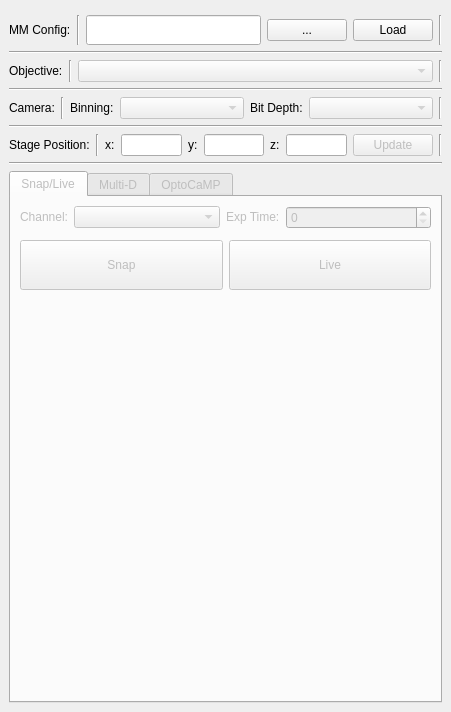
First picture: the form in micromanager_gui/micromanager_gui_test.ui, repository pymmcore-plus/napari-micromanager, before the edit.
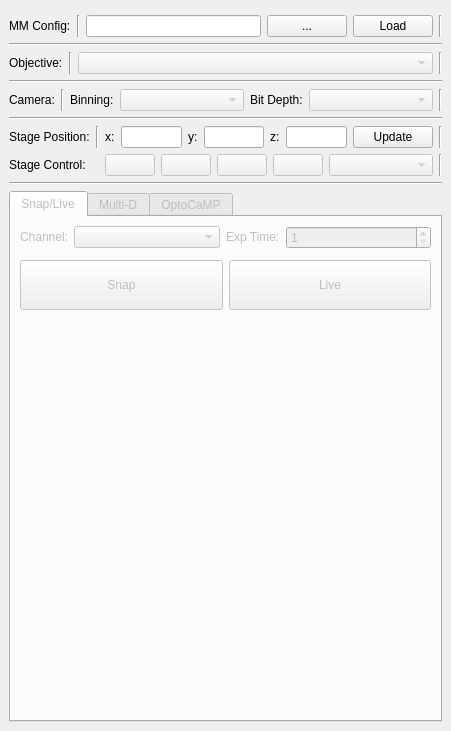
Second picture: the form after the edit.

What changed in the file:
```diff
--- a/micromanager_gui/micromanager_gui_test.ui
+++ b/micromanager_gui/micromanager_gui_test.ui
@@ -7,7 +7,7 @@
     <x>0</x>
     <y>0</y>
     <width>451</width>
-    <height>712</height>
+    <height>731</height>
    </rect>
   </property>
   <property name="sizePolicy">
@@ -26,8 +26,8 @@
      <verstretch>0</verstretch>
     </sizepolicy>
    </property>
-   <layout class="QVBoxLayout" name="verticalLayout">
-    <item>
+   <layout class="QGridLayout" name="gridLayout_10">
+    <item row="0" column="0">
      <layout class="QGridLayout" name="gridLayout">
       <item row="1" column="2">
        <widget class="Line" name="line_12">
@@ -104,14 +104,14 @@
       </item>
      </layout>
     </item>
-    <item>
+    <item row="1" column="0">
      <widget class="Line" name="line">
       <property name="orientation">
        <enum>Qt::Horizontal</enum>
       </property>
      </widget>
     </item>
-    <item>
+    <item row="2" column="0">
      <layout class="QGridLayout" name="gridLayout_3">
       <item row="0" column="3">
        <widget class="Line" name="line_9">
@@ -167,14 +167,14 @@
       </item>
      </layout>
     </item>
-    <item>
+    <item row="3" column="0">
      <widget class="Line" name="line_5">
       <property name="orientation">
        <enum>Qt::Horizontal</enum>
       </property>
      </widget>
     </item>
-    <item>
+    <item row="4" column="0">
      <layout class="QGridLayout" name="gridLayout_4">
       <item row="0" column="6">
        <widget class="Line" name="line_10">
@@ -257,14 +257,14 @@
       </item>
      </layout>
     </item>
-    <item>
+    <item row="5" column="0">
      <widget class="Line" name="line_4">
       <property name="orientation">
        <enum>Qt::Horizontal</enum>
       </property>
      </widget>
     </item>
-    <item>
+    <item row="6" column="0">
      <layout class="QGridLayout" name="gridLayout_6">
       <item row="0" column="9">
        <widget class="Line" name="line_11">
@@ -355,9 +355,6 @@
       </item>
       <item row="0" column="8">
        <widget class="QPushButton" name="pos_update_Button">
-        <property name="enabled">
-         <bool>false</bool>
-        </property>
         <property name="sizePolicy">
          <sizepolicy hsizetype="Fixed" vsizetype="Fixed">
           <horstretch>0</horstretch>
@@ -371,14 +368,109 @@
       </item>
      </layout>
     </item>
-    <item>
+    <item row="7" column="0">
+     <layout class="QGridLayout" name="gridLayout_9">
+      <item row="0" column="2">
+       <widget class="QPushButton" name="right_Button">
+        <property name="enabled">
+         <bool>false</bool>
+        </property>
+        <property name="maximumSize">
+         <size>
+          <width>50</width>
+          <height>30</height>
+         </size>
+        </property>
+        <property name="text">
+         <string/>
+        </property>
+       </widget>
+      </item>
+      <item row="0" column="1">
+       <widget class="QPushButton" name="left_Button">
+        <property name="enabled">
+         <bool>false</bool>
+        </property>
+        <property name="maximumSize">
+         <size>
+          <width>50</width>
+          <height>30</height>
+         </size>
+        </property>
+        <property name="text">
+         <string/>
+        </property>
+       </widget>
+      </item>
+      <item row="0" column="4">
+       <widget class="QPushButton" name="down_Button">
+        <property name="enabled">
+         <bool>false</bool>
+        </property>
+        <property name="maximumSize">
+         <size>
+          <width>50</width>
+          <height>30</height>
+         </size>
+        </property>
+        <property name="text">
+         <string/>
+        </property>
+       </widget>
+      </item>
+      <item row="0" column="5">
+       <widget class="QComboBox" name="course_fine_comboBox">
+        <property name="enabled">
+         <bool>false</bool>
+        </property>
+       </widget>
+      </item>
+      <item row="0" column="3">
+       <widget class="QPushButton" name="up_Button">
+        <property name="enabled">
+         <bool>false</bool>
+        </property>
+        <property name="maximumSize">
+         <size>
+          <width>50</width>
+          <height>30</height>
+         </size>
+        </property>
+        <property name="text">
+         <string/>
+        </property>
+       </widget>
+      </item>
+      <item row="0" column="0">
+       <widget class="QLabel" name="label_12">
+        <property name="maximumSize">
+         <size>
+          <width>90</width>
+          <height>16777215</height>
+         </size>
+        </property>
+        <property name="text">
+         <string>Stage Control:</string>
+        </property>
+       </widget>
+      </item>
+      <item row="0" column="6">
+       <widget class="Line" name="line_14">
+        <property name="orientation">
+         <enum>Qt::Vertical</enum>
+        </property>
+       </widget>
+      </item>
+     </layout>
+    </item>
+    <item row="8" column="0">
      <widget class="Line" name="line_6">
       <property name="orientation">
        <enum>Qt::Horizontal</enum>
       </property>
      </widget>
     </item>
-    <item>
+    <item row="9" column="0">
      <widget class="QTabWidget" name="tabWidget">
       <property name="enabled">
        <bool>false</bool>
@@ -454,6 +546,9 @@
           </item>
           <item row="0" column="3">
            <widget class="QSpinBox" name="exp_spinBox">
+            <property name="minimum">
+             <number>1</number>
+            </property>
             <property name="maximum">
              <number>100000</number>
             </property>
```
Left out of the diff: 4 changed lines with no effect on the pictures.
